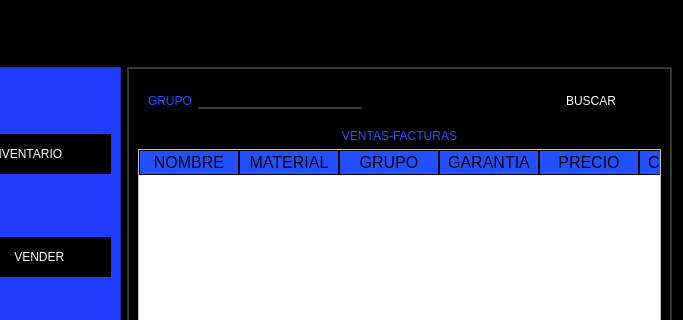
This is employee_store.ui in roque76/App1 as Qt 5 draws it before an edit; both pictures show x 90 to 773 and y 0 to 320 of the 773 by 561 pixel window. The edited form follows.
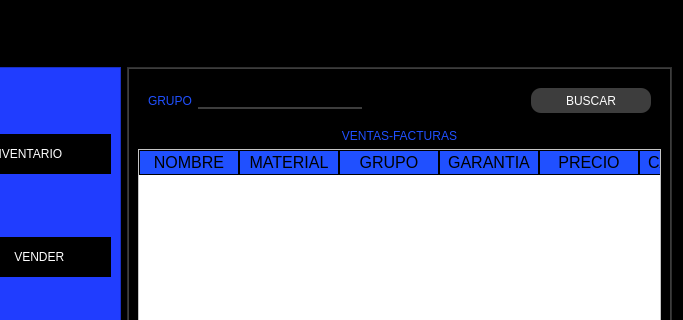
This is the edited form. The open tabs and pages were chosen to show the change. Icons and pictures are not drawn.

Patch:
```diff
--- a/employee_store.ui
+++ b/employee_store.ui
@@ -1311,7 +1311,49 @@
                  <item>
                   <widget class="QFrame" name="frame_3">
                    <property name="styleSheet">
-                    <string notr="true">background-color: rgb(0, 0, 0);</string>
+                    <string notr="true">QFrame{
+background-color:rgb(0,0,0);
+}
+QLabel{
+font: 87 12pt &quot;Arial Black&quot;;
+background-color: #000000ff;
+color: rgb(32, 80, 255);
+border:0px solid #14C8CD;
+}
+QLineEdit{
+border: 10px;
+color:rgb(255,255,255);
+border-bottom:2px solid rgb(61,61,61);
+font:75 12pt &quot;Times New Roman&quot;;
+}
+QPushButton{
+background-color:rgb(61,61,61);
+border-radius: 15px;
+color:rgb(255,255,255);
+font:77 10pt &quot;Arial Black&quot;;
+}
+QPushButton:hover{
+background-color: rgb(32, 80, 255);
+border-radius: 15px;
+color:rgb(0,0,0);
+font: 77 10pt &quot;Arial Black&quot;;
+}
+QTableWidget{
+background-color: rgb(255,255,255);
+color:rgb(0,0,0);
+gridline-color:rgb(32, 80, 255);
+font-size:12pt;
+color:#000000;
+}
+QHeaderView::section{
+background-color: rgb(32, 80, 255);
+border:1px solid rgb(0,0,0);
+font-size: 12pt;
+}
+QTableWidget QTableCornerButton::section{
+background-color:rgb(0,0,0);
+border:1px solid rgb(32, 80, 255);
+}</string>
                    </property>
                    <property name="frameShape">
                     <enum>QFrame::StyledPanel</enum>
```
Left out of the diff: 10 changed lines with no effect on the pictures.
